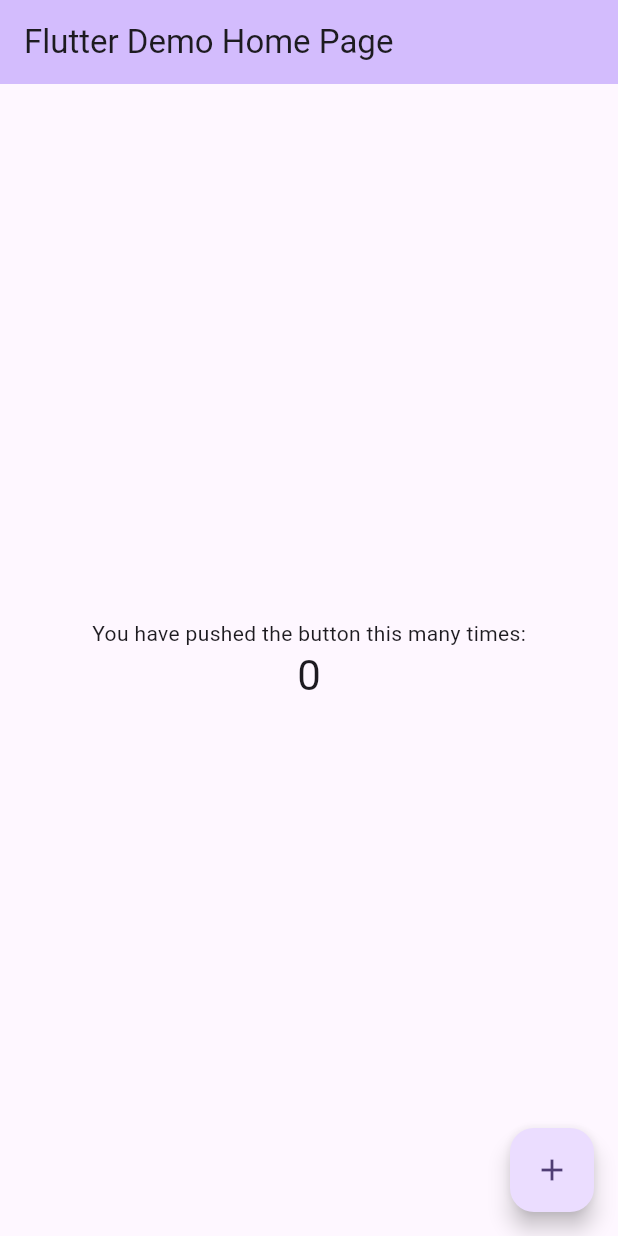
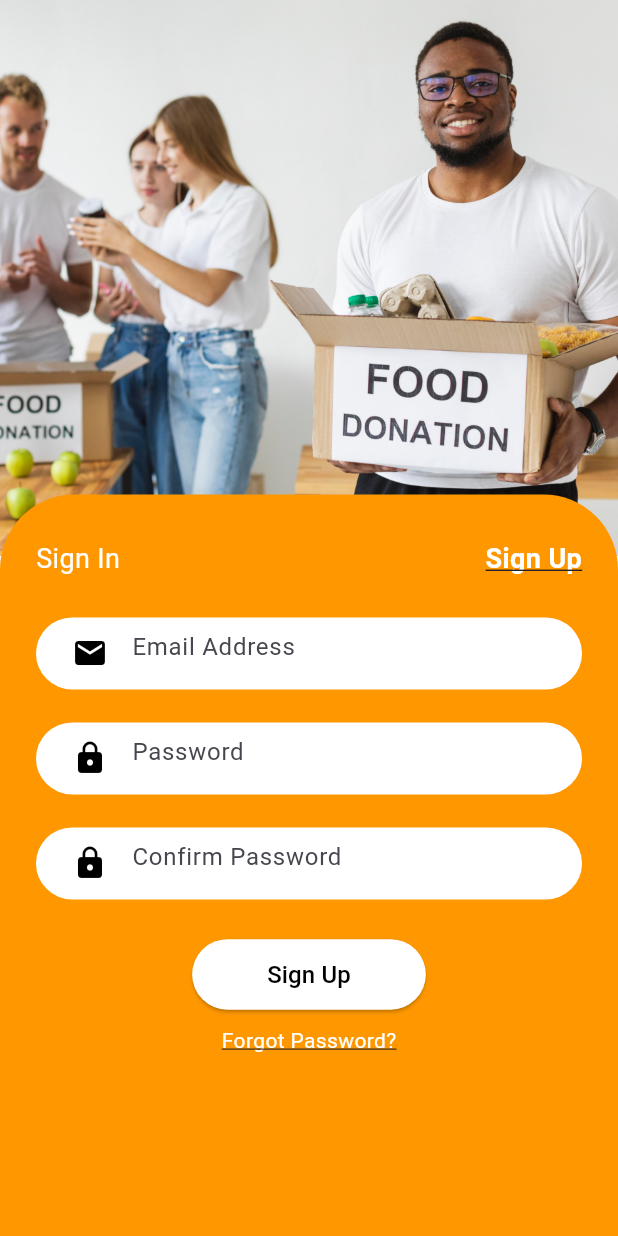
Before and after one commit to Rehman-khan1/Project, a Flutter app: the screen it shows after launch, on a phone screen of 412 x 824 dp. Run offline on Flutter 3.47's test engine with Material 3 defaults, Android fonts, the phone set to English and light mode, and no system bars.

Commit message:
Making signup and login page

```diff
--- /dev/null
+++ b/lib/Signuppage.dart
@@ -0,0 +1,212 @@
+// sign_up_screen.dart
+import 'package:flutter/material.dart';
+import 'input_field.dart';
+
+class SignUpScreen extends StatefulWidget {
+  @override
+  _SignUpScreenState createState() => _SignUpScreenState();
+}
+
+class _SignUpScreenState extends State<SignUpScreen> {
+  final _formKey = GlobalKey<FormState>();
+  final TextEditingController _emailController = TextEditingController();
+  final TextEditingController _passwordController = TextEditingController();
+  final TextEditingController _confirmPasswordController = TextEditingController();
+
+  void _validateAndSignUp() {
+    if (_formKey.currentState!.validate()) {
+      ScaffoldMessenger.of(context).showSnackBar(
+        SnackBar(content: Text("Account Created Successfully!")),
+      );
+    }
+  }
+
+  String? _validateEmail(String? value) {
+    if (value == null || value.isEmpty) {
+      return 'Email is required';
+    }
+    if (!RegExp(r'^[a-zA-Z0-9._%+-]+@[a-zA-Z0-9.-]+\.[a-zA-Z]{2,}$').hasMatch(value)) {
+      return 'Enter a valid email';
+    }
+    return null;
+  }
+
+  String? _validatePassword(String? value) {
+    if (value == null || value.isEmpty) {
+      return 'Password is required';
+    }
+    if (value.length < 6) {
+      return 'Password must be at least 6 characters';
+    }
+    return null;
+  }
+
+  String? _validateConfirmPassword(String? value) {
+    if (value == null || value.isEmpty) {
+      return 'Confirm password is required';
+    }
+    if (value != _passwordController.text) {
+      return 'Passwords do not match';
+    }
+    return null;
+  }
+
+  @override
+  Widget build(BuildContext context) {
+    return Scaffold(
+      body: Stack(
+        children: [
+          // Background image
+          Container(
+            height: MediaQuery.of(context).size.height * 0.45,
+            decoration: BoxDecoration(
+              image: DecorationImage(
+                image: AssetImage('assets/pic2.jpg'),
+                fit: BoxFit.cover,
+              ),
+            ),
+          ),
+          // Form container
+          Align(
+          alignment: Alignment.bottomCenter,
+          child: SingleChildScrollView(
+          child: Container(
+          height: MediaQuery.of(context).size.height * 0.60,
+          decoration: BoxDecoration(
+          color: Colors.orange,
+          borderRadius: BorderRadius.only(
+          topLeft: Radius.circular(50),
+          topRight: Radius.circular(50),
+          ),
+          ),
+          padding: EdgeInsets.symmetric(horizontal: 24, vertical: 30),
+          child: Form(
+          key: _formKey,
+          child: Column(
+          crossAxisAlignment: CrossAxisAlignment.start,
+                  children: [
+
+                    Row(
+                      mainAxisAlignment: MainAxisAlignment.spaceBetween,
+                      children: [
+                        GestureDetector(
+                          onTap: () {
+                            // You can perform any action here, for example:
+                            print("Sign In text tapped");
+                            // Or navigate somewhere:
+                             Navigator.pushNamed(context, '/signin'); // if needed
+                          },
+                          child: Text(
+                            "Sign In",
+                            style: TextStyle(
+                              color: Colors.white,
+                              fontSize: 18,
+                            ),
+                          ),
+                        ),
+                        GestureDetector(
+                          onTap: () {
+                            Navigator.pushReplacementNamed(context, '/signup');
+                          },
+                          child: Text(
+                            "Sign Up",
+                            style: TextStyle(
+                              color: Colors.white,
+                              fontSize: 18,
+                              fontWeight: FontWeight.bold,
+                              decoration: TextDecoration.underline,
+                            ),
+                          ),
+                        ),
+                      ],
+                    ),
+
+                    SizedBox(height: 20),
+
+                    // Email
+                    InputField(
+                      icon: Icons.email,
+                      hintText: "Email Address",
+                      controller: _emailController,
+                      isPassword: false,
+                      validator: _validateEmail,
+                    ),
+                    SizedBox(height: 10),
+
+                    // Password
+                    InputField(
+                      icon: Icons.lock,
+                      hintText: "Password",
+                      controller: _passwordController,
+                      isPassword: true,
+                      validator: _validatePassword,
+                    ),
+                    SizedBox(height: 10),
+
+                    // Confirm Password
+                    InputField(
+                      icon: Icons.lock,
+                      hintText: "Confirm Password",
+                      controller: _confirmPasswordController,
+                      isPassword: true,
+                      validator: _validateConfirmPassword,
+                    ),
+                    SizedBox(height: 20),
+
+                    // Sign Up button
+                    Center(
+                      child: ElevatedButton(
+                        style: ElevatedButton.styleFrom(
+                          backgroundColor: Colors.white,
+                          padding: EdgeInsets.symmetric(horizontal: 50, vertical: 12),
+                          shape: RoundedRectangleBorder(
+                            borderRadius: BorderRadius.circular(30),
+                          ),
+                        ),
+                        onPressed: _validateAndSignUp,
+                        child: Text(
+                          "Sign Up",
+                          style: TextStyle(color: Colors.black, fontSize: 16),
+                        ),
+                      ),
+                    ),
+                    SizedBox(height: 10),
+
+                    Center(
+                      child: Text(
+                        "Forgot Password?",
+                        style: TextStyle(
+                          color: Colors.white,
+                          decoration: TextDecoration.underline,
+                        ),
+                      ),
+                    ),
+                    SizedBox(height: 10),
+
+                    // Center(
+                    //   child: GestureDetector(
+                    //     onTap: () {
+                    //       Navigator.pushNamed(context, '/signin'); // Or use `MaterialPageRoute` if needed
+                    //     },
+                    //     child: Text(
+                    //       "Already have an account? Sign In",
+                    //       style: TextStyle(
+                    //         color: Colors.white,
+                    //         decoration: TextDecoration.underline,
+                    //         fontWeight: FontWeight.bold,
+                    //       ),
+                    //     ),
+                    //   ),
+                    // ),
+
+                  ],
+                ),
+              ),
+            ),
+          ),
+          ),
+        ],
+      ),
+    );
+  }
+}
--- /dev/null
+++ b/lib/input_field.dart
@@ -0,0 +1,42 @@
+// input_field.dart
+import 'package:flutter/material.dart';
+
+class InputField extends StatelessWidget {
+  final IconData icon;
+  final String hintText;
+  final TextEditingController controller;
+  final bool isPassword;
+  final String? Function(String?)? validator;
+
+  const InputField({
+    required this.icon,
+    required this.hintText,
+    required this.controller,
+    this.isPassword = false,
+    this.validator,
+    Key? key,
+  }) : super(key: key);
+
+  @override
+  Widget build(BuildContext context) {
+    return Container(
+      margin: EdgeInsets.symmetric(vertical: 6),
+      padding: EdgeInsets.symmetric(horizontal: 12),
+      decoration: BoxDecoration(
+        color: Colors.white,
+        borderRadius: BorderRadius.circular(30),
+      ),
+      child: TextFormField(
+        controller: controller,
+        obscureText: isPassword,
+        validator: validator,
+        decoration: InputDecoration(
+          prefixIcon: Icon(icon, color: Colors.black),
+          border: InputBorder.none,
+          hintText: hintText,
+        ),
+      ),
+    );
+  }
+
+}
--- a/lib/main.dart
+++ b/lib/main.dart
@@ -1,123 +1,21 @@
 import 'package:flutter/material.dart';
+import 'Signinpage.dart';
+import 'Signuppage.dart';
 
 void main() {
-  runApp(const MyApp());
+  runApp(MyApp());
 }
 
 class MyApp extends StatelessWidget {
-  const MyApp({super.key});
-
-  // This widget is the root of your application.
   @override
   Widget build(BuildContext context) {
     return MaterialApp(
-      title: 'Flutter Demo',
-      theme: ThemeData(
-        // This is the theme of your application.
-        //
-        // TRY THIS: Try running your application with "flutter run". You'll see
-        // the application has a purple toolbar. Then, without quitting the app,
-        // try changing the seedColor in the colorScheme below to Colors.green
-        // and then invoke "hot reload" (save your changes or press the "hot
-        // reload" button in a Flutter-supported IDE, or press "r" if you used
-        // the command line to start the app).
-        //
-        // Notice that the counter didn't reset back to zero; the application
-        // state is not lost during the reload. To reset the state, use hot
-        // restart instead.
-        //
-        // This works for code too, not just values: Most code changes can be
-        // tested with just a hot reload.
-        colorScheme: ColorScheme.fromSeed(seedColor: Colors.deepPurple),
-      ),
-      home: const MyHomePage(title: 'Flutter Demo Home Page'),
+      debugShowCheckedModeBanner: false,
+      initialRoute: '/signup',
+      routes: {
+        '/signup': (context) => SignUpScreen(),
+        '/signin': (context) => SignInScreen(),
+      },
     );
   }
 }
-// hello world
-
-class MyHomePage extends StatefulWidget {
-  const MyHomePage({super.key, required this.title});
-
-  // This widget is the home page of your application. It is stateful, meaning
-  // that it has a State object (defined below) that contains fields that affect
-  // how it looks.
-
-  // This class is the configuration for the state. It holds the values (in this
-  // case the title) provided by the parent (in this case the App widget) and
-  // used by the build method of the State. Fields in a Widget subclass are
-  // always marked "final".
-
-  final String title;
-
-  @override
-  State<MyHomePage> createState() => _MyHomePageState();
-}
-
-class _MyHomePageState extends State<MyHomePage> {
-  int _counter = 0;
-
-  void _incrementCounter() {
-    setState(() {
-      // This call to setState tells the Flutter framework that something has
-      // changed in this State, which causes it to rerun the build method below
-      // so that the display can reflect the updated values. If we changed
-      // _counter without calling setState(), then the build method would not be
-      // called again, and so nothing would appear to happen.
-      _counter++;
-    });
-  }
-
-  @override
-  Widget build(BuildContext context) {
-    // This method is rerun every time setState is called, for instance as done
-    // by the _incrementCounter method above.
-    //
-    // The Flutter framework has been optimized to make rerunning build methods
-    // fast, so that you can just rebuild anything that needs updating rather
-    // than having to individually change instances of widgets.
-    return Scaffold(
-      appBar: AppBar(
-        // TRY THIS: Try changing the color here to a specific color (to
-        // Colors.amber, perhaps?) and trigger a hot reload to see the AppBar
-        // change color while the other colors stay the same.
-        backgroundColor: Theme.of(context).colorScheme.inversePrimary,
-        // Here we take the value from the MyHomePage object that was created by
-        // the App.build method, and use it to set our appbar title.
-        title: Text(widget.title),
-      ),
-      body: Center(
-        // Center is a layout widget. It takes a single child and positions it
-        // in the middle of the parent.
-        child: Column(
-          // Column is also a layout widget. It takes a list of children and
-          // arranges them vertically. By default, it sizes itself to fit its
-          // children horizontally, and tries to be as tall as its parent.
-          //
-          // Column has various properties to control how it sizes itself and
-          // how it positions its children. Here we use mainAxisAlignment to
-          // center the children vertically; the main axis here is the vertical
-          // axis because Columns are vertical (the cross axis would be
-          // horizontal).
-          //
-          // TRY THIS: Invoke "debug painting" (choose the "Toggle Debug Paint"
-          // action in the IDE, or press "p" in the console), to see the
-          // wireframe for each widget.
-          mainAxisAlignment: MainAxisAlignment.center,
-          children: <Widget>[
-            const Text('You have pushed the button this many times:'),
-            Text(
-              '$_counter',
-              style: Theme.of(context).textTheme.headlineMedium,
-            ),
-          ],
-        ),
-      ),
-      floatingActionButton: FloatingActionButton(
-        onPressed: _incrementCounter,
-        tooltip: 'Increment',
-        child: const Icon(Icons.add),
-      ), // This trailing comma makes auto-formatting nicer for build methods.
-    );
-  }
-}
```
Also changed, not shown: lib/Signinpage.dart (added, +162 -0 lines), pubspec.yaml (+4 -3 lines), assets/pic1.jpg (added), assets/pic2.jpg (added), pubspec.lock, 1 other file.
